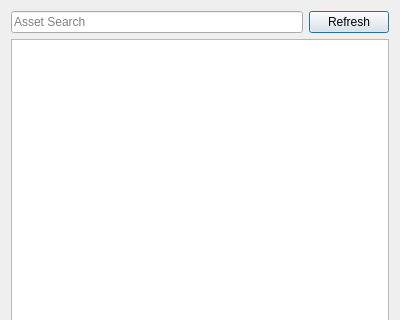
This is ui/qt/server_orders.ui in ben-abraham/raven-trader-pro as Qt 5 draws it before an edit; both pictures show x 0 to 400 and y 0 to 320 of the 400 by 600 pixel window. The edited form follows.
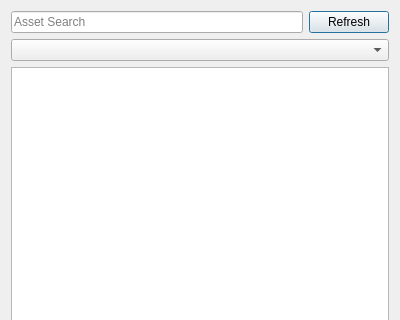
This is the edited form.

Commit message: Added order type dropdown on orders screen.

What changed in the file:
```diff
--- a/ui/qt/server_orders.ui
+++ b/ui/qt/server_orders.ui
@@ -32,6 +32,10 @@
      </item>
     </layout>
    </item>
+   <item>
+    <widget class="QComboBox" name="cmbOrderType">
+    </widget>
+   </item>
    <item>
     <widget class="QListWidget" name="lstServerOrders"/>
    </item>
```
The commit also changes 2 other files.
